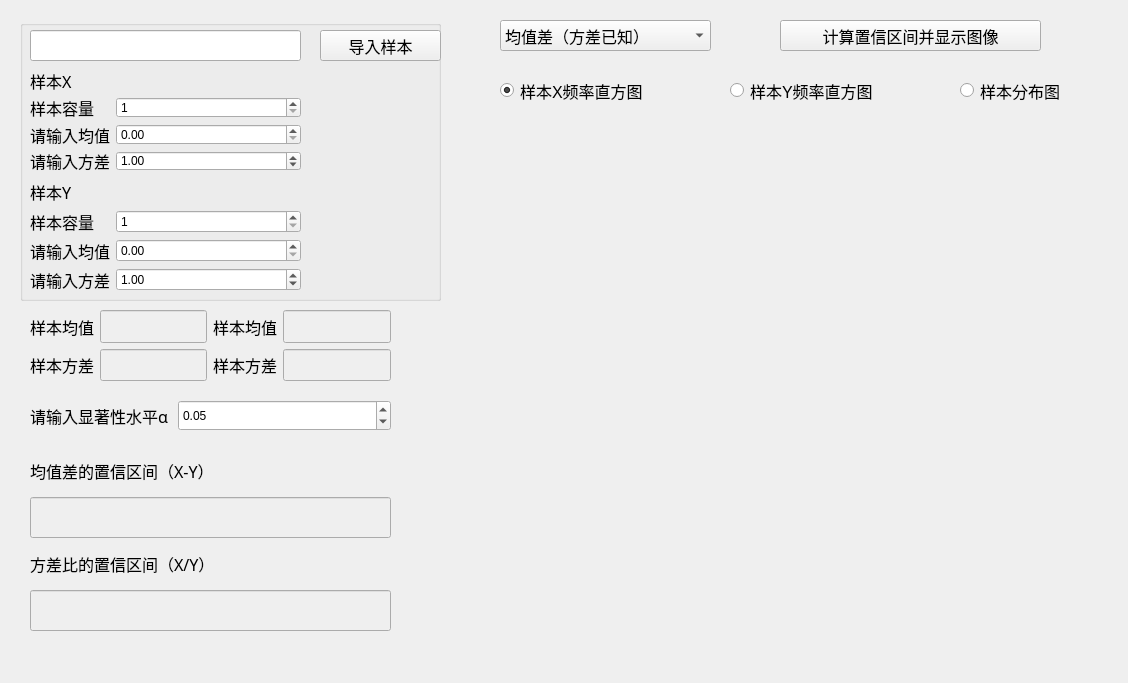
chenxindaaa/MathematicalStatistics, file files/double_confidence_interval.ui: the form before one commit.
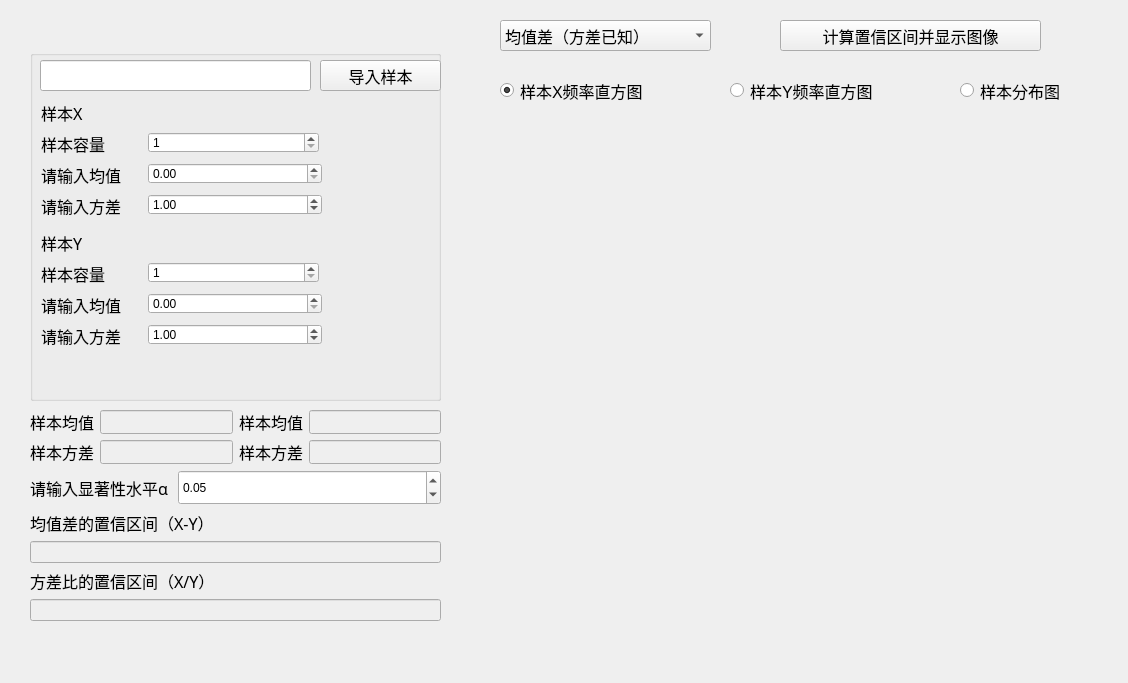
The form after the commit. Custom widgets are drawn as their Qt base class.

```diff
--- a/files/double_confidence_interval.ui
+++ b/files/double_confidence_interval.ui
@@ -40,139 +40,13 @@
   <widget class="Plot" name="widget" native="true">
    <property name="geometry">
     <rect>
-     <x>440</x>
+     <x>500</x>
      <y>130</y>
-     <width>651</width>
+     <width>591</width>
      <height>521</height>
     </rect>
    </property>
   </widget>
-  <widget class="QWidget" name="layoutWidget">
-   <property name="geometry">
-    <rect>
-     <x>30</x>
-     <y>400</y>
-     <width>361</width>
-     <height>31</height>
-    </rect>
-   </property>
-   <layout class="QHBoxLayout" name="horizontalLayout">
-    <item>
-     <widget class="QLabel" name="label">
-      <property name="font">
-       <font>
-        <family>Agency FB</family>
-        <pointsize>12</pointsize>
-       </font>
-      </property>
-      <property name="text">
-       <string>请输入显著性水平α </string>
-      </property>
-     </widget>
-    </item>
-    <item>
-     <widget class="QDoubleSpinBox" name="doubleSpinBox">
-      <property name="sizePolicy">
-       <sizepolicy hsizetype="Expanding" vsizetype="Expanding">
-        <horstretch>0</horstretch>
-        <verstretch>0</verstretch>
-       </sizepolicy>
-      </property>
-      <property name="maximum">
-       <double>1.000000000000000</double>
-      </property>
-      <property name="singleStep">
-       <double>0.010000000000000</double>
-      </property>
-      <property name="value">
-       <double>0.050000000000000</double>
-      </property>
-     </widget>
-    </item>
-   </layout>
-  </widget>
-  <widget class="QWidget" name="layoutWidget">
-   <property name="geometry">
-    <rect>
-     <x>30</x>
-     <y>450</y>
-     <width>361</width>
-     <height>181</height>
-    </rect>
-   </property>
-   <layout class="QVBoxLayout" name="verticalLayout">
-    <item>
-     <widget class="QLabel" name="label_7">
-      <property name="sizePolicy">
-       <sizepolicy hsizetype="Preferred" vsizetype="Preferred">
-        <horstretch>0</horstretch>
-        <verstretch>0</verstretch>
-       </sizepolicy>
-      </property>
-      <property name="font">
-       <font>
-        <family>Agency FB</family>
-        <pointsize>12</pointsize>
-       </font>
-      </property>
-      <property name="text">
-       <string>均值差的置信区间（X-Y）</string>
-      </property>
-     </widget>
-    </item>
-    <item>
-     <widget class="QLineEdit" name="lineEdit_21">
-      <property name="enabled">
-       <bool>false</bool>
-      </property>
-      <property name="sizePolicy">
-       <sizepolicy hsizetype="Expanding" vsizetype="Preferred">
-        <horstretch>0</horstretch>
-        <verstretch>0</verstretch>
-       </sizepolicy>
-      </property>
-      <property name="maxLength">
-       <number>20</number>
-      </property>
-     </widget>
-    </item>
-    <item>
-     <widget class="QLabel" name="label_10">
-      <property name="sizePolicy">
-       <sizepolicy hsizetype="Preferred" vsizetype="Preferred">
-        <horstretch>0</horstretch>
-        <verstretch>0</verstretch>
-       </sizepolicy>
-      </property>
-      <property name="font">
-       <font>
-        <family>Agency FB</family>
-        <pointsize>12</pointsize>
-       </font>
-      </property>
-      <property name="text">
-       <string>方差比的置信区间（X/Y）</string>
-      </property>
-     </widget>
-    </item>
-    <item>
-     <widget class="QLineEdit" name="lineEdit_25">
-      <property name="enabled">
-       <bool>false</bool>
-      </property>
-      <property name="sizePolicy">
-       <sizepolicy hsizetype="Expanding" vsizetype="Preferred">
-        <horstretch>0</horstretch>
-        <verstretch>0</verstretch>
-       </sizepolicy>
-      </property>
-      <property name="maxLength">
-       <number>20</number>
-      </property>
-     </widget>
-    </item>
-   </layout>
-  </widget>
   <widget class="QRadioButton" name="radioButton">
    <property name="geometry">
     <rect>
@@ -276,15 +150,360 @@
     </property>
    </item>
   </widget>
-  <widget class="QWidget" name="layoutWidget">
+  <widget class="QGroupBox" name="groupBox">
    <property name="geometry">
     <rect>
      <x>30</x>
-     <y>310</y>
-     <width>361</width>
-     <height>71</height>
+     <y>50</y>
+     <width>411</width>
+     <height>351</height>
     </rect>
    </property>
+   <property name="title">
+    <string/>
+   </property>
+   <widget class="QLineEdit" name="lineEdit">
+    <property name="geometry">
+     <rect>
+      <x>10</x>
+      <y>10</y>
+      <width>271</width>
+      <height>31</height>
+     </rect>
+    </property>
+    <property name="sizePolicy">
+     <sizepolicy hsizetype="Expanding" vsizetype="Expanding">
+      <horstretch>0</horstretch>
+      <verstretch>0</verstretch>
+     </sizepolicy>
+    </property>
+   </widget>
+   <widget class="QPushButton" name="pushButton_7">
+    <property name="geometry">
+     <rect>
+      <x>290</x>
+      <y>10</y>
+      <width>121</width>
+      <height>31</height>
+     </rect>
+    </property>
+    <property name="sizePolicy">
+     <sizepolicy hsizetype="Minimum" vsizetype="Expanding">
+      <horstretch>0</horstretch>
+      <verstretch>0</verstretch>
+     </sizepolicy>
+    </property>
+    <property name="font">
+     <font>
+      <pointsize>12</pointsize>
+     </font>
+    </property>
+    <property name="text">
+     <string>导入样本</string>
+    </property>
+   </widget>
+   <widget class="QLabel" name="label_8">
+    <property name="geometry">
+     <rect>
+      <x>11</x>
+      <y>181</y>
+      <width>47</width>
+      <height>24</height>
+     </rect>
+    </property>
+    <property name="sizePolicy">
+     <sizepolicy hsizetype="Preferred" vsizetype="Expanding">
+      <horstretch>0</horstretch>
+      <verstretch>0</verstretch>
+     </sizepolicy>
+    </property>
+    <property name="font">
+     <font>
+      <family>Agency FB</family>
+      <pointsize>12</pointsize>
+     </font>
+    </property>
+    <property name="text">
+     <string>样本Y</string>
+    </property>
+   </widget>
+   <widget class="QLabel" name="label_11">
+    <property name="geometry">
+     <rect>
+      <x>11</x>
+      <y>212</y>
+      <width>80</width>
+      <height>24</height>
+     </rect>
+    </property>
+    <property name="font">
+     <font>
+      <family>Agency FB</family>
+      <pointsize>12</pointsize>
+     </font>
+    </property>
+    <property name="text">
+     <string>样本容量</string>
+    </property>
+   </widget>
+   <widget class="QSpinBox" name="spinBox_2">
+    <property name="geometry">
+     <rect>
+      <x>118</x>
+      <y>212</y>
+      <width>171</width>
+      <height>21</height>
+     </rect>
+    </property>
+    <property name="sizePolicy">
+     <sizepolicy hsizetype="Expanding" vsizetype="Expanding">
+      <horstretch>0</horstretch>
+      <verstretch>0</verstretch>
+     </sizepolicy>
+    </property>
+    <property name="minimum">
+     <number>1</number>
+    </property>
+    <property name="maximum">
+     <number>999999999</number>
+    </property>
+   </widget>
+   <widget class="QLabel" name="label_3">
+    <property name="geometry">
+     <rect>
+      <x>11</x>
+      <y>243</y>
+      <width>100</width>
+      <height>24</height>
+     </rect>
+    </property>
+    <property name="font">
+     <font>
+      <family>Agency FB</family>
+      <pointsize>12</pointsize>
+     </font>
+    </property>
+    <property name="text">
+     <string>请输入均值</string>
+    </property>
+   </widget>
+   <widget class="QDoubleSpinBox" name="doubleSpinBox_4">
+    <property name="geometry">
+     <rect>
+      <x>118</x>
+      <y>243</y>
+      <width>174</width>
+      <height>21</height>
+     </rect>
+    </property>
+    <property name="sizePolicy">
+     <sizepolicy hsizetype="Expanding" vsizetype="Expanding">
+      <horstretch>0</horstretch>
+      <verstretch>0</verstretch>
+     </sizepolicy>
+    </property>
+    <property name="maximum">
+     <double>99999999999999991433150857216.000000000000000</double>
+    </property>
+   </widget>
+   <widget class="QLabel" name="label_9">
+    <property name="geometry">
+     <rect>
+      <x>11</x>
+      <y>274</y>
+      <width>100</width>
+      <height>24</height>
+     </rect>
+    </property>
+    <property name="font">
+     <font>
+      <family>Agency FB</family>
+      <pointsize>12</pointsize>
+     </font>
+    </property>
+    <property name="text">
+     <string>请输入方差</string>
+    </property>
+   </widget>
+   <widget class="QDoubleSpinBox" name="doubleSpinBox_5">
+    <property name="geometry">
+     <rect>
+      <x>118</x>
+      <y>274</y>
+      <width>174</width>
+      <height>21</height>
+     </rect>
+    </property>
+    <property name="sizePolicy">
+     <sizepolicy hsizetype="Expanding" vsizetype="Expanding">
+      <horstretch>0</horstretch>
+      <verstretch>0</verstretch>
+     </sizepolicy>
+    </property>
+    <property name="maximum">
+     <double>99999999999999991433150857216.000000000000000</double>
+    </property>
+    <property name="value">
+     <double>1.000000000000000</double>
+    </property>
+   </widget>
+   <widget class="QLabel" name="label_2">
+    <property name="geometry">
+     <rect>
+      <x>11</x>
+      <y>51</y>
+      <width>47</width>
+      <height>24</height>
+     </rect>
+    </property>
+    <property name="sizePolicy">
+     <sizepolicy hsizetype="Preferred" vsizetype="Expanding">
+      <horstretch>0</horstretch>
+      <verstretch>0</verstretch>
+     </sizepolicy>
+    </property>
+    <property name="font">
+     <font>
+      <family>Agency FB</family>
+      <pointsize>12</pointsize>
+     </font>
+    </property>
+    <property name="text">
+     <string>样本X</string>
+    </property>
+   </widget>
+   <widget class="QLabel" name="label_6">
+    <property name="geometry">
+     <rect>
+      <x>11</x>
+      <y>82</y>
+      <width>80</width>
+      <height>24</height>
+     </rect>
+    </property>
+    <property name="font">
+     <font>
+      <family>Agency FB</family>
+      <pointsize>12</pointsize>
+     </font>
+    </property>
+    <property name="text">
+     <string>样本容量</string>
+    </property>
+   </widget>
+   <widget class="QSpinBox" name="spinBox">
+    <property name="geometry">
+     <rect>
+      <x>118</x>
+      <y>82</y>
+      <width>171</width>
+      <height>21</height>
+     </rect>
+    </property>
+    <property name="sizePolicy">
+     <sizepolicy hsizetype="Expanding" vsizetype="Expanding">
+      <horstretch>0</horstretch>
+      <verstretch>0</verstretch>
+     </sizepolicy>
+    </property>
+    <property name="minimum">
+     <number>1</number>
+    </property>
+    <property name="maximum">
+     <number>999999999</number>
+    </property>
+   </widget>
+   <widget class="QLabel" name="label_4">
+    <property name="geometry">
+     <rect>
+      <x>11</x>
+      <y>113</y>
+      <width>100</width>
+      <height>24</height>
+     </rect>
+    </property>
+    <property name="font">
+     <font>
+      <family>Agency FB</family>
+      <pointsize>12</pointsize>
+     </font>
+    </property>
+    <property name="text">
+     <string>请输入均值</string>
+    </property>
+   </widget>
+   <widget class="QDoubleSpinBox" name="doubleSpinBox_2">
+    <property name="geometry">
+     <rect>
+      <x>118</x>
+      <y>113</y>
+      <width>174</width>
+      <height>21</height>
+     </rect>
+    </property>
+    <property name="sizePolicy">
+     <sizepolicy hsizetype="Expanding" vsizetype="Expanding">
+      <horstretch>0</horstretch>
+      <verstretch>0</verstretch>
+     </sizepolicy>
+    </property>
+    <property name="maximum">
+     <double>99999999999999991433150857216.000000000000000</double>
+    </property>
+   </widget>
+   <widget class="QLabel" name="label_5">
+    <property name="geometry">
+     <rect>
+      <x>11</x>
+      <y>144</y>
+      <width>100</width>
+      <height>24</height>
+     </rect>
+    </property>
+    <property name="font">
+     <font>
+      <family>Agency FB</family>
+      <pointsize>12</pointsize>
+     </font>
+    </property>
+    <property name="text">
+     <string>请输入方差</string>
+    </property>
+   </widget>
+   <widget class="QDoubleSpinBox" name="doubleSpinBox_3">
+    <property name="geometry">
+     <rect>
+      <x>118</x>
+      <y>144</y>
+      <width>174</width>
+      <height>21</height>
+     </rect>
+    </property>
+    <property name="sizePolicy">
+     <sizepolicy hsizetype="Expanding" vsizetype="Expanding">
+      <horstretch>0</horstretch>
+      <verstretch>0</verstretch>
+     </sizepolicy>
+    </property>
+    <property name="maximum">
+     <double>99999999999999991433150857216.000000000000000</double>
+    </property>
+    <property name="value">
+     <double>1.000000000000000</double>
+    </property>
+   </widget>
+  </widget>
+  <widget class="QWidget" name="">
+   <property name="geometry">
+    <rect>
+     <x>30</x>
+     <y>410</y>
+     <width>411</width>
+     <height>211</height>
+    </rect>
+   </property>
+   <layout class="QVBoxLayout" name="verticalLayout_2">
+    <item>
    <layout class="QGridLayout" name="gridLayout_2">
     <item row="0" column="0">
      <widget class="QLabel" name="label_12">
@@ -391,50 +610,11 @@
      </widget>
     </item>
    </layout>
-  </widget>
-  <widget class="QGroupBox" name="groupBox">
-   <property name="geometry">
-    <rect>
-     <x>20</x>
-     <y>20</y>
-     <width>421</width>
-     <height>281</height>
-    </rect>
-   </property>
-   <property name="title">
-    <string/>
-   </property>
-   <widget class="QWidget" name="">
-    <property name="geometry">
-     <rect>
-      <x>10</x>
-      <y>50</y>
-      <width>271</width>
-      <height>101</height>
-     </rect>
-    </property>
-    <layout class="QGridLayout" name="gridLayout_3">
-     <item row="0" column="0">
-      <widget class="QLabel" name="label_2">
-       <property name="sizePolicy">
-        <sizepolicy hsizetype="Preferred" vsizetype="Expanding">
-         <horstretch>0</horstretch>
-         <verstretch>0</verstretch>
-        </sizepolicy>
-       </property>
-       <property name="font">
-        <font>
-         <family>Agency FB</family>
-         <pointsize>12</pointsize>
-        </font>
-       </property>
-       <property name="text">
-        <string>样本X</string>
-       </property>
-      </widget>
-     </item>
-     <item row="1" column="0">
-      <widget class="QLabel" name="label_6">
+    </item>
+    <item>
+     <layout class="QHBoxLayout" name="horizontalLayout">
+      <item>
+       <widget class="QLabel" name="label">
        <property name="font">
         <font>
          <family>Agency FB</family>
@@ -442,97 +622,37 @@
         </font>
        </property>
        <property name="text">
-        <string>样本容量</string>
+         <string>请输入显著性水平α </string>
        </property>
       </widget>
      </item>
-     <item row="1" column="1">
-      <widget class="QSpinBox" name="spinBox">
+      <item>
+       <widget class="QDoubleSpinBox" name="doubleSpinBox">
        <property name="sizePolicy">
         <sizepolicy hsizetype="Expanding" vsizetype="Expanding">
          <horstretch>0</horstretch>
          <verstretch>0</verstretch>
         </sizepolicy>
        </property>
-       <property name="minimum">
-        <number>1</number>
-       </property>
        <property name="maximum">
-        <number>999999999</number>
-       </property>
-      </widget>
-     </item>
-     <item row="2" column="0">
-      <widget class="QLabel" name="label_4">
-       <property name="font">
-        <font>
-         <family>Agency FB</family>
-         <pointsize>12</pointsize>
-        </font>
-       </property>
-       <property name="text">
-        <string>请输入均值</string>
-       </property>
-      </widget>
-     </item>
-     <item row="2" column="1">
-      <widget class="QDoubleSpinBox" name="doubleSpinBox_2">
-       <property name="sizePolicy">
-        <sizepolicy hsizetype="Expanding" vsizetype="Expanding">
-         <horstretch>0</horstretch>
-         <verstretch>0</verstretch>
-        </sizepolicy>
-       </property>
-       <property name="maximum">
-        <double>99999999999999991433150857216.000000000000000</double>
-       </property>
-      </widget>
-     </item>
-     <item row="3" column="0">
-      <widget class="QLabel" name="label_5">
-       <property name="font">
-        <font>
-         <family>Agency FB</family>
-         <pointsize>12</pointsize>
-        </font>
-       </property>
-       <property name="text">
-        <string>请输入方差</string>
-       </property>
-      </widget>
-     </item>
-     <item row="3" column="1">
-      <widget class="QDoubleSpinBox" name="doubleSpinBox_3">
-       <property name="sizePolicy">
-        <sizepolicy hsizetype="Expanding" vsizetype="Expanding">
-         <horstretch>0</horstretch>
-         <verstretch>0</verstretch>
-        </sizepolicy>
-       </property>
-       <property name="maximum">
-        <double>99999999999999991433150857216.000000000000000</double>
-       </property>
+         <double>1.000000000000000</double>
+        </property>
+        <property name="singleStep">
+         <double>0.010000000000000</double>
+        </property>
        <property name="value">
-        <double>1.000000000000000</double>
+         <double>0.050000000000000</double>
        </property>
       </widget>
      </item>
     </layout>
-   </widget>
-   <widget class="QWidget" name="">
-    <property name="geometry">
-     <rect>
-      <x>10</x>
-      <y>160</y>
-      <width>271</width>
-      <height>111</height>
-     </rect>
-    </property>
-    <layout class="QGridLayout" name="gridLayout">
-     <item row="0" column="0">
-      <widget class="QLabel" name="label_8">
+    </item>
+    <item>
+     <layout class="QVBoxLayout" name="verticalLayout">
+      <item>
+       <widget class="QLabel" name="label_7">
        <property name="sizePolicy">
-        <sizepolicy hsizetype="Preferred" vsizetype="Expanding">
+         <sizepolicy hsizetype="Preferred" vsizetype="Preferred">
          <horstretch>0</horstretch>
          <verstretch>0</verstretch>
         </sizepolicy>
@@ -544,67 +664,34 @@
         </font>
        </property>
        <property name="text">
-        <string>样本Y</string>
+         <string>均值差的置信区间（X-Y）</string>
        </property>
       </widget>
      </item>
-     <item row="1" column="0">
-      <widget class="QLabel" name="label_11">
-       <property name="font">
-        <font>
-         <family>Agency FB</family>
-         <pointsize>12</pointsize>
-        </font>
-       </property>
-       <property name="text">
-        <string>样本容量</string>
-       </property>
-      </widget>
-     </item>
-     <item row="1" column="1">
-      <widget class="QSpinBox" name="spinBox_2">
+      <item>
+       <widget class="QLineEdit" name="lineEdit_21">
+        <property name="enabled">
+         <bool>false</bool>
+        </property>
        <property name="sizePolicy">
-        <sizepolicy hsizetype="Expanding" vsizetype="Expanding">
+         <sizepolicy hsizetype="Expanding" vsizetype="Preferred">
          <horstretch>0</horstretch>
          <verstretch>0</verstretch>
         </sizepolicy>
        </property>
-       <property name="minimum">
-        <number>1</number>
-       </property>
-       <property name="maximum">
-        <number>999999999</number>
-       </property>
-      </widget>
-     </item>
-     <item row="2" column="0">
-      <widget class="QLabel" name="label_3">
-       <property name="font">
-        <font>
-         <family>Agency FB</family>
-         <pointsize>12</pointsize>
-        </font>
-       </property>
-       <property name="text">
-        <string>请输入均值</string>
-       </property>
-      </widget>
-     </item>
-     <item row="2" column="1">
-      <widget class="QDoubleSpinBox" name="doubleSpinBox_4">
+        <property name="maxLength">
+         <number>20</number>
+        </property>
+       </widget>
+      </item>
+      <item>
+       <widget class="QLabel" name="label_10">
        <property name="sizePolicy">
-        <sizepolicy hsizetype="Expanding" vsizetype="Expanding">
+         <sizepolicy hsizetype="Preferred" vsizetype="Preferred">
          <horstretch>0</horstretch>
          <verstretch>0</verstretch>
         </sizepolicy>
        </property>
-       <property name="maximum">
-        <double>99999999999999991433150857216.000000000000000</double>
-       </property>
-      </widget>
-     </item>
-     <item row="3" column="0">
-      <widget class="QLabel" name="label_9">
        <property name="font">
         <font>
          <family>Agency FB</family>
@@ -612,68 +699,29 @@
         </font>
        </property>
        <property name="text">
-        <string>请输入方差</string>
+         <string>方差比的置信区间（X/Y）</string>
        </property>
       </widget>
      </item>
-     <item row="3" column="1">
-      <widget class="QDoubleSpinBox" name="doubleSpinBox_5">
+      <item>
+       <widget class="QLineEdit" name="lineEdit_25">
+        <property name="enabled">
+         <bool>false</bool>
+        </property>
        <property name="sizePolicy">
-        <sizepolicy hsizetype="Expanding" vsizetype="Expanding">
+         <sizepolicy hsizetype="Expanding" vsizetype="Preferred">
          <horstretch>0</horstretch>
          <verstretch>0</verstretch>
         </sizepolicy>
        </property>
-       <property name="maximum">
-        <double>99999999999999991433150857216.000000000000000</double>
-       </property>
-       <property name="value">
-        <double>1.000000000000000</double>
-       </property>
+        <property name="maxLength">
+         <number>20</number>
+        </property>
       </widget>
      </item>
     </layout>
-   </widget>
-   <widget class="QLineEdit" name="lineEdit">
-    <property name="geometry">
-     <rect>
-      <x>10</x>
-      <y>10</y>
-      <width>271</width>
-      <height>31</height>
-     </rect>
-    </property>
-    <property name="sizePolicy">
-     <sizepolicy hsizetype="Expanding" vsizetype="Expanding">
-      <horstretch>0</horstretch>
-      <verstretch>0</verstretch>
-     </sizepolicy>
-    </property>
-   </widget>
-   <widget class="QPushButton" name="pushButton_7">
-    <property name="geometry">
-     <rect>
-      <x>300</x>
-      <y>10</y>
-      <width>121</width>
-      <height>31</height>
-     </rect>
-    </property>
-    <property name="sizePolicy">
-     <sizepolicy hsizetype="Minimum" vsizetype="Expanding">
-      <horstretch>0</horstretch>
-      <verstretch>0</verstretch>
-     </sizepolicy>
-    </property>
-    <property name="font">
-     <font>
-      <pointsize>12</pointsize>
-     </font>
-    </property>
-    <property name="text">
-     <string>导入样本</string>
-    </property>
-   </widget>
+    </item>
+   </layout>
   </widget>
  </widget>
  <customwidgets>
```
Lines whose indentation alone changed are shown as unchanged.
